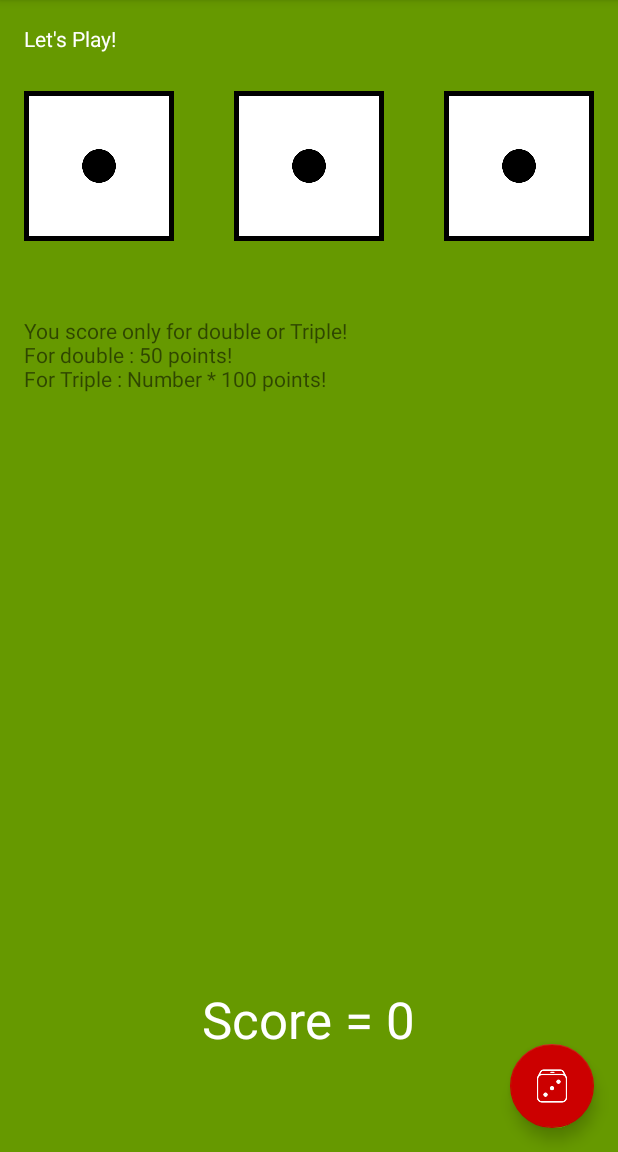
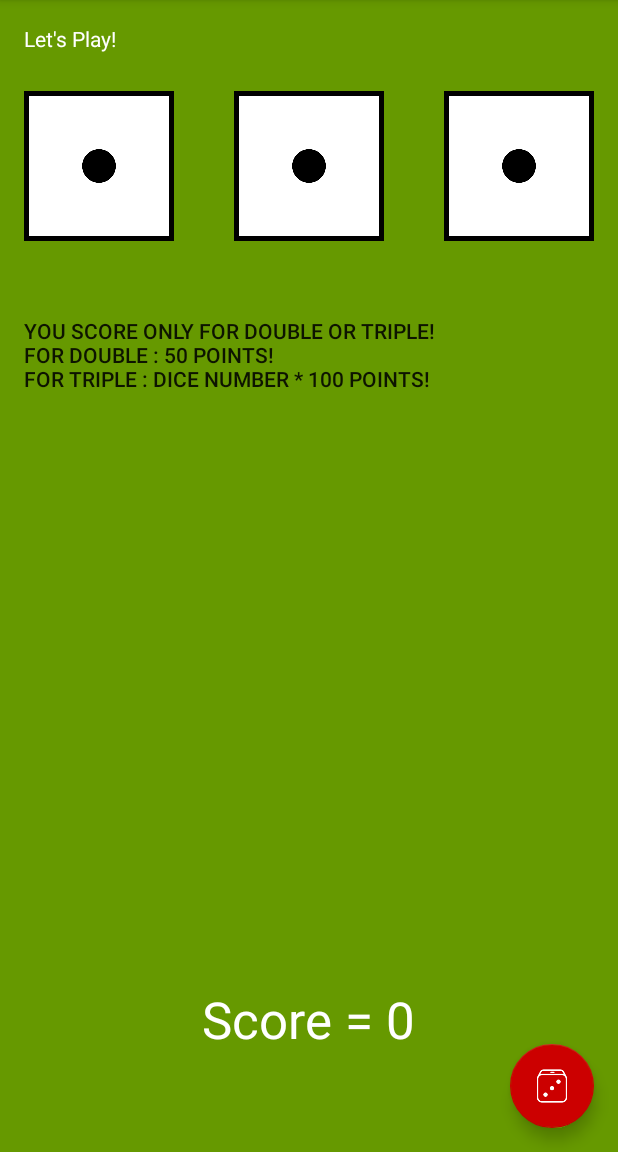
Before and after one commit to itsvps/Android-DiceOut, an Android app: the screen it shows after launch (MainActivity), on a phone screen of 412 x 824 dp, the part 84-1236 px from its top. Run offline under Robolectric (Android 15) with nearby library versions, the phone set to English and light mode, and no system bars.

Commit message:
Font changed

```diff
--- a/app/src/main/res/layout/content_main.xml
+++ b/app/src/main/res/layout/content_main.xml
@@ -53,8 +53,8 @@
         android:layout_height="wrap_content"
         android:layout_below="@+id/die2Image"
         android:layout_marginTop="50dp"
-        android:text="You score only for double or Triple!\nFor double : 50 points!\nFor Triple : Number * 100 points!"
-        />
+        android:text="You score only for double or Triple!\nFor double : 50 points!\nFor Triple : Dice Number * 100 points!"
+        android:textAppearance="@style/TextAppearance.AppCompat.Button" />
     <TextView
         android:layout_width="wrap_content"
         android:layout_height="wrap_content"
```
